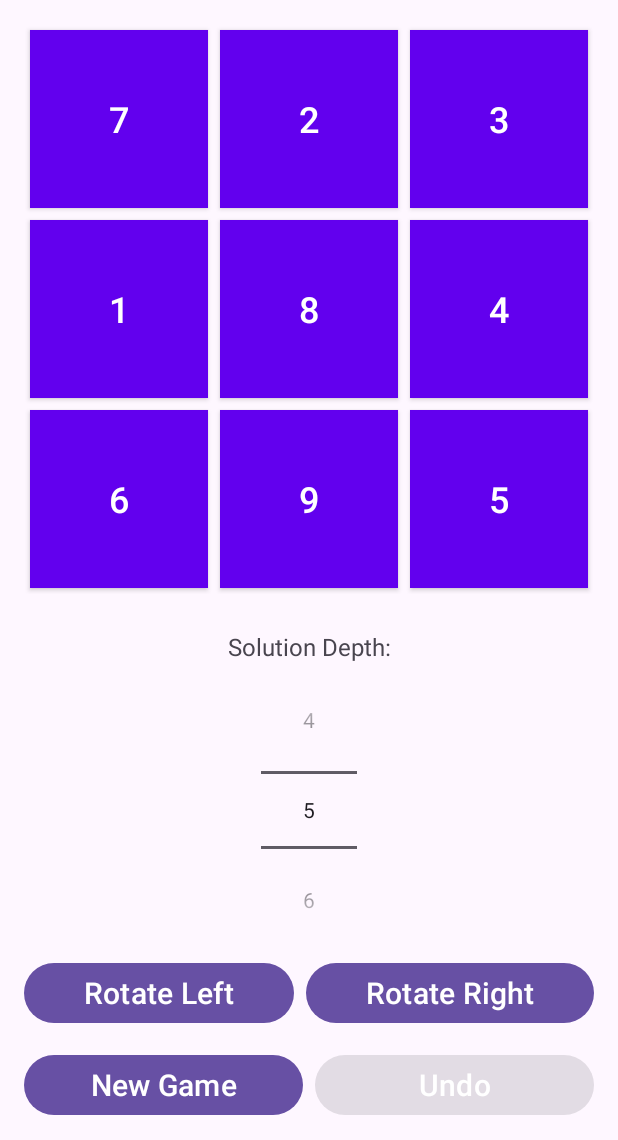
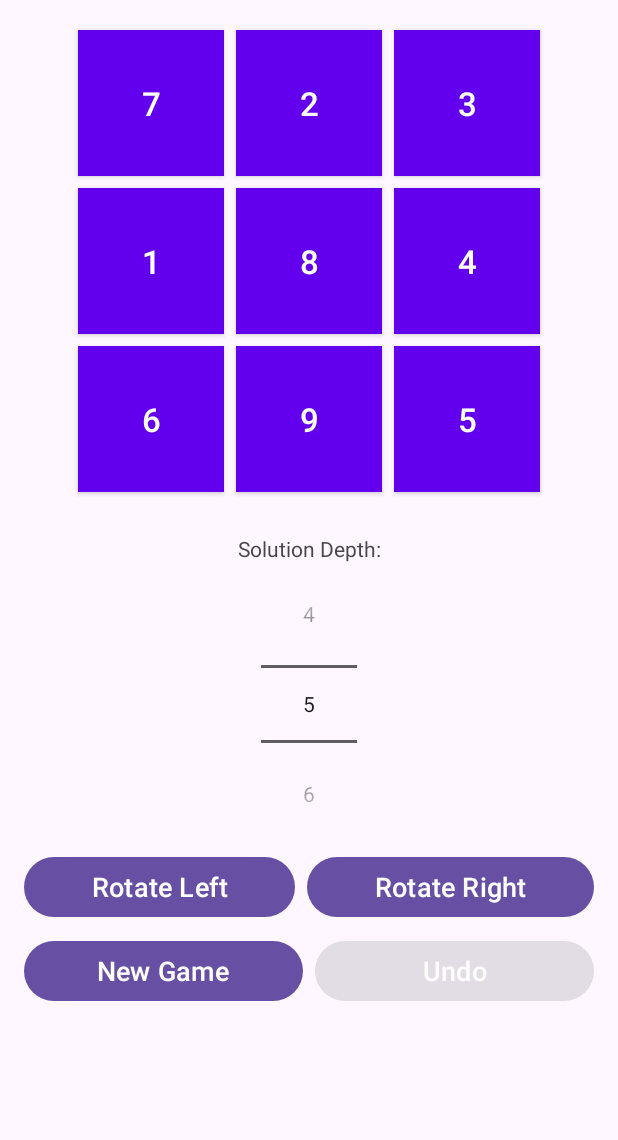
Before and after one commit to EthanWight/Revolution, an Android app: the screen it shows after launch (MainActivity), on a phone screen of 412 x 824 dp, the part 96-1236 px from its top. Run offline under Robolectric (Android 15) with nearby library versions, the phone set to English and light mode, and no system bars.

Commit message:
refactor: Improve layout for different screen sizes and orientations
This commit refactors the main activity layout to provide a better user experience on various screen sizes and orientations.

Specific changes include:
- Wrapped the main content in a `ScrollView` to prevent controls from being cut off on smaller screens.
- Programmatically sets the `GridLayout` dimensions to maintain a square aspect ratio, adapting to both portrait and landscape modes.
- Introduced a dedicated landscape layout (`layout-land/activity_main.xml`) to place the game grid and controls side-by-side for more efficient use of space.
- Reduced text sizes for buttons, tiles, and labels for a more compact UI.
- Cleaned up layout constraints and widget alignment for better consistency.

```diff
--- a/app/src/main/java/edu/commonwealthu/hw2_wight/MainActivity.java
+++ b/app/src/main/java/edu/commonwealthu/hw2_wight/MainActivity.java
@@ -6,10 +6,12 @@ import android.os.Handler;
 import android.os.Looper;
 import android.text.SpannableString;
 import android.text.style.ForegroundColorSpan;
+import android.util.DisplayMetrics;
 import android.util.TypedValue;
 import android.view.Menu;
 import android.view.MenuItem;
 import android.view.View;
+import android.view.ViewGroup;
 import android.widget.Button;
 import android.widget.GridLayout;
 import android.widget.LinearLayout;
@@ -107,6 +109,9 @@ public class MainActivity extends AppCompatActivity {
         solutionDepthPicker.setValue(DEFAULT_SOLUTION_DEPTH);
         defaultButtonBackgroundColor = ContextCompat.getColor(this, R.color.colorPrimary);
 
+        // Set proper grid dimensions
+        setGridDimensions();
+
         // Setup UI controls and listeners
         Button newGameButton = findViewById(R.id.newGameButton);
         newGameButton.setOnClickListener(v -> startNewGame(solutionDepthPicker.getValue()));
@@ -125,6 +130,39 @@ public class MainActivity extends AppCompatActivity {
             // Start the first game
             startNewGame(solutionDepthPicker.getValue());
         }
+    }
+
+    /**
+     * Sets the grid dimensions to ensure it maintains a square aspect ratio
+     */
+    private void setGridDimensions() {
+        gridLayout.post(() -> {
+            DisplayMetrics displayMetrics = getResources().getDisplayMetrics();
+            int screenWidth = displayMetrics.widthPixels;
+            int screenHeight = displayMetrics.heightPixels;
+
+            // Get the current orientation
+            int orientation = getResources().getConfiguration().orientation;
+
+            // Calculate the maximum size for the grid
+            int maxSize;
+            if (orientation == android.content.res.Configuration.ORIENTATION_LANDSCAPE) {
+                // In landscape, limit size to available height minus toolbar and margins
+                int availableHeight = screenHeight -
+                        (int)(getResources().getDimension(R.dimen.large_margin) * 2) -
+                        (getSupportActionBar() != null ? getSupportActionBar().getHeight() : 0);
+                maxSize = Math.min(availableHeight, screenWidth / 2);
+            } else {
+                // In portrait, limit to screen width minus margins
+                maxSize = Math.min(screenWidth, screenHeight) -
+                        (int)(getResources().getDimension(R.dimen.large_margin) * 4);
+            }
+
+            ViewGroup.LayoutParams params = gridLayout.getLayoutParams();
+            params.width = maxSize;
+            params.height = maxSize;
+            gridLayout.setLayoutParams(params);
+        });
     }
 
     /**
--- /dev/null
+++ b/app/src/main/res/layout-land/activity_main.xml
@@ -0,0 +1,148 @@
+<?xml version="1.0" encoding="utf-8"?>
+<androidx.constraintlayout.widget.ConstraintLayout xmlns:android="http://schemas.android.com/apk/res/android"
+    xmlns:app="http://schemas.android.com/apk/res-auto"
+    xmlns:tools="http://schemas.android.com/tools"
+    android:id="@+id/main"
+    android:layout_width="match_parent"
+    android:layout_height="match_parent"
+    tools:context=".MainActivity">
+
+    <com.google.android.material.appbar.AppBarLayout
+        android:id="@+id/appBarLayout"
+        android:layout_width="match_parent"
+        android:layout_height="wrap_content"
+        app:layout_constraintTop_toTopOf="parent">
+
+        <com.google.android.material.appbar.MaterialToolbar
+            android:id="@+id/toolbar"
+            android:layout_width="match_parent"
+            android:layout_height="?attr/actionBarSize"
+            android:background="@color/colorPrimary"
+            app:theme="@style/ThemeOverlay.AppCompat.Dark.ActionBar"
+            app:popupTheme="@style/ThemeOverlay.MaterialComponents.Dark" />
+
+    </com.google.android.material.appbar.AppBarLayout>
+
+    <!-- Grid takes up left side, sized to fit available height -->
+    <GridLayout
+        android:id="@+id/grid"
+        android:layout_width="0dp"
+        android:layout_height="0dp"
+        android:columnCount="3"
+        android:rowCount="3"
+        android:padding="2dp"
+        android:layout_marginStart="4dp"
+        android:layout_marginEnd="2dp"
+        android:layout_marginTop="4dp"
+        android:layout_marginBottom="4dp"
+        app:layout_constraintDimensionRatio="1:1"
+        app:layout_constraintTop_toBottomOf="@id/appBarLayout"
+        app:layout_constraintBottom_toBottomOf="parent"
+        app:layout_constraintStart_toStartOf="parent"
+        app:layout_constraintEnd_toStartOf="@+id/controlsContainer"
+        app:layout_constraintVertical_bias="0.5" />
+
+    <!-- Controls container on the right side -->
+    <LinearLayout
+        android:id="@+id/controlsContainer"
+        style="?android:attr/buttonBarStyle"
+        android:layout_width="0dp"
+        android:layout_height="0dp"
+        android:orientation="vertical"
+        android:gravity="center_vertical"
+        android:paddingStart="2dp"
+        android:paddingEnd="4dp"
+        android:paddingTop="2dp"
+        android:paddingBottom="2dp"
+        app:layout_constraintTop_toBottomOf="@id/appBarLayout"
+        app:layout_constraintBottom_toBottomOf="parent"
+        app:layout_constraintStart_toEndOf="@id/grid"
+        app:layout_constraintEnd_toEndOf="parent">
+
+        <TextView
+            android:id="@+id/solutionDepthLabel"
+            android:layout_width="match_parent"
+            android:layout_height="wrap_content"
+            android:text="@string/solution_depth"
+            android:textSize="11sp"
+            android:layout_marginBottom="1dp"
+            android:gravity="center" />
+
+        <NumberPicker
+            android:id="@+id/solutionDepthPicker"
+            android:layout_width="wrap_content"
+            android:layout_height="wrap_content"
+            android:scaleX="0.75"
+            android:scaleY="0.75"
+            android:layout_gravity="center_horizontal"
+            android:layout_marginBottom="2dp" />
+
+        <!-- Rotation controls - horizontal -->
+        <LinearLayout
+            android:id="@+id/rotationControlsLayout"
+            android:layout_width="match_parent"
+            android:layout_height="wrap_content"
+            android:orientation="horizontal"
+            android:visibility="visible"
+            android:layout_marginBottom="3dp">
+
+            <Button
+                android:id="@+id/rotateLeftButton"
+                android:layout_width="0dp"
+                android:layout_height="72dp"
+                android:layout_weight="1"
+                android:textColor="@color/button_text_color"
+                android:text="@string/rotate_left"
+                android:textSize="24sp"
+                android:minHeight="0dp"
+                android:padding="10dp"
+                android:layout_marginEnd="2dp" />
+
+            <Button
+                android:id="@+id/rotateRightButton"
+                android:layout_width="0dp"
+                android:layout_height="72dp"
+                android:layout_weight="1"
+                android:textColor="@color/button_text_color"
+                android:text="@string/rotate_right"
+                android:textSize="24sp"
+                android:minHeight="0dp"
+                android:padding="10dp"
+                android:layout_marginStart="2dp" />
+        </LinearLayout>
+
+        <!-- Game controls - horizontal -->
+        <LinearLayout
+            android:id="@+id/game_controls"
+            android:layout_width="match_parent"
+            android:layout_height="wrap_content"
+            android:orientation="horizontal">
+
+            <Button
+                android:id="@+id/newGameButton"
+                android:layout_width="0dp"
+                android:layout_height="72dp"
+                android:layout_weight="1"
+                android:textColor="@color/button_text_color"
+                android:text="@string/new_game"
+                android:textSize="24sp"
+                android:minHeight="0dp"
+                android:padding="10dp"
+                android:layout_marginEnd="2dp" />
+
+            <Button
+                android:id="@+id/undoButton"
+                android:layout_width="0dp"
+                android:layout_height="72dp"
+                android:layout_weight="1"
+                android:textColor="@color/button_text_color"
+                android:text="@string/undo"
+                android:textSize="24sp"
+                android:minHeight="0dp"
+                android:padding="10dp"
+                android:layout_marginStart="2dp" />
+        </LinearLayout>
+
+    </LinearLayout>
+
+</androidx.constraintlayout.widget.ConstraintLayout>
--- a/app/src/main/res/layout/activity_main.xml
+++ b/app/src/main/res/layout/activity_main.xml
@@ -23,6 +23,18 @@
 
     </com.google.android.material.appbar.AppBarLayout>
 
+    <ScrollView
+        android:layout_width="match_parent"
+        android:layout_height="0dp"
+        android:fillViewport="true"
+        app:layout_constraintTop_toBottomOf="@id/appBarLayout"
+        app:layout_constraintBottom_toBottomOf="parent">
+
+        <androidx.constraintlayout.widget.ConstraintLayout
+            android:layout_width="match_parent"
+            android:layout_height="wrap_content"
+            android:paddingBottom="@dimen/large_margin">
+
             <GridLayout
                 android:id="@+id/grid"
                 android:layout_width="0dp"
@@ -30,12 +42,10 @@
                 android:columnCount="3"
                 android:rowCount="3"
                 android:padding="@dimen/large_margin"
-        app:layout_constraintTop_toBottomOf="@id/appBarLayout"
-        app:layout_constraintBottom_toTopOf="@+id/solutionDepthLabel"
-        app:layout_constraintLeft_toLeftOf="parent"
-        app:layout_constraintRight_toRightOf="parent"
-        app:layout_constraintDimensionRatio="H,1:1"
-        app:layout_constraintVertical_bias="0.0" />
+                app:layout_constraintDimensionRatio="1:1"
+                app:layout_constraintTop_toTopOf="parent"
+                app:layout_constraintStart_toStartOf="parent"
+                app:layout_constraintEnd_toEndOf="parent" />
 
             <TextView
                 android:id="@+id/solutionDepthLabel"
@@ -46,9 +56,8 @@
                 android:layout_marginTop="@dimen/medium_margin"
                 android:layout_marginBottom="@dimen/small_margin"
                 app:layout_constraintTop_toBottomOf="@id/grid"
-        app:layout_constraintBottom_toTopOf="@+id/solutionDepthPicker"
-        app:layout_constraintStart_toStartOf="@id/solutionDepthPicker"
-        app:layout_constraintEnd_toEndOf="@id/solutionDepthPicker" />
+                app:layout_constraintStart_toStartOf="parent"
+                app:layout_constraintEnd_toEndOf="parent" />
 
             <NumberPicker
                 android:id="@+id/solutionDepthPicker"
@@ -56,14 +65,13 @@
                 android:layout_height="wrap_content"
                 android:layout_marginTop="@dimen/small_margin"
                 app:layout_constraintTop_toBottomOf="@id/solutionDepthLabel"
-        app:layout_constraintBottom_toTopOf="@+id/rotationControlsLayout"
-        app:layout_constraintLeft_toLeftOf="parent"
-        app:layout_constraintRight_toRightOf="parent" />
+                app:layout_constraintStart_toStartOf="parent"
+                app:layout_constraintEnd_toEndOf="parent" />
 
             <LinearLayout
                 android:id="@+id/rotationControlsLayout"
                 android:buttonBarStyle="?android:attr/buttonBarStyle"
-        android:layout_width="match_parent"
+                android:layout_width="0dp"
                 android:layout_height="wrap_content"
                 android:orientation="horizontal"
                 android:layout_marginTop="@dimen/medium_margin"
@@ -71,8 +79,8 @@
                 android:layout_marginEnd="@dimen/large_margin"
                 android:visibility="visible"
                 app:layout_constraintTop_toBottomOf="@id/solutionDepthPicker"
-        app:layout_constraintLeft_toLeftOf="parent"
-        app:layout_constraintRight_toRightOf="parent">
+                app:layout_constraintStart_toStartOf="parent"
+                app:layout_constraintEnd_toEndOf="parent">
 
                 <Button
                     android:id="@+id/rotateLeftButton"
@@ -102,17 +110,15 @@
             <LinearLayout
                 android:id="@+id/game_controls"
                 android:buttonBarStyle="?android:attr/buttonBarStyle"
-        android:layout_width="match_parent"
+                android:layout_width="0dp"
                 android:layout_height="wrap_content"
                 android:orientation="horizontal"
-        app:layout_constraintTop_toBottomOf="@id/rotationControlsLayout"
-        app:layout_constraintBottom_toBottomOf="parent"
-        app:layout_constraintLeft_toLeftOf="parent"
-        app:layout_constraintRight_toRightOf="parent"
                 android:layout_marginStart="@dimen/large_margin"
                 android:layout_marginEnd="@dimen/large_margin"
                 android:layout_marginTop="@dimen/medium_margin"
-        android:layout_marginBottom="@dimen/medium_margin">
+                app:layout_constraintTop_toBottomOf="@id/rotationControlsLayout"
+                app:layout_constraintStart_toStartOf="parent"
+                app:layout_constraintEnd_toEndOf="parent">
 
                 <Button
                     android:id="@+id/newGameButton"
@@ -140,3 +146,6 @@
             </LinearLayout>
 
         </androidx.constraintlayout.widget.ConstraintLayout>
+    </ScrollView>
+
+</androidx.constraintlayout.widget.ConstraintLayout>
--- a/app/src/main/res/values/dimens.xml
+++ b/app/src/main/res/values/dimens.xml
@@ -1,8 +1,8 @@
 <?xml version="1.0" encoding="utf-8"?>
 <resources>
-    <dimen name="button_text_size">20sp</dimen>
-    <dimen name="tile_text_size">24sp</dimen>
-    <dimen name="label_text_size">16sp</dimen>
+    <dimen name="button_text_size">18sp</dimen>
+    <dimen name="tile_text_size">22sp</dimen>
+    <dimen name="label_text_size">14sp</dimen>
     <dimen name="large_margin">16dp</dimen>
     <dimen name="medium_margin">8dp</dimen>
     <dimen name="small_margin">4dp</dimen>
```
Lines whose indentation alone changed are shown as unchanged.
